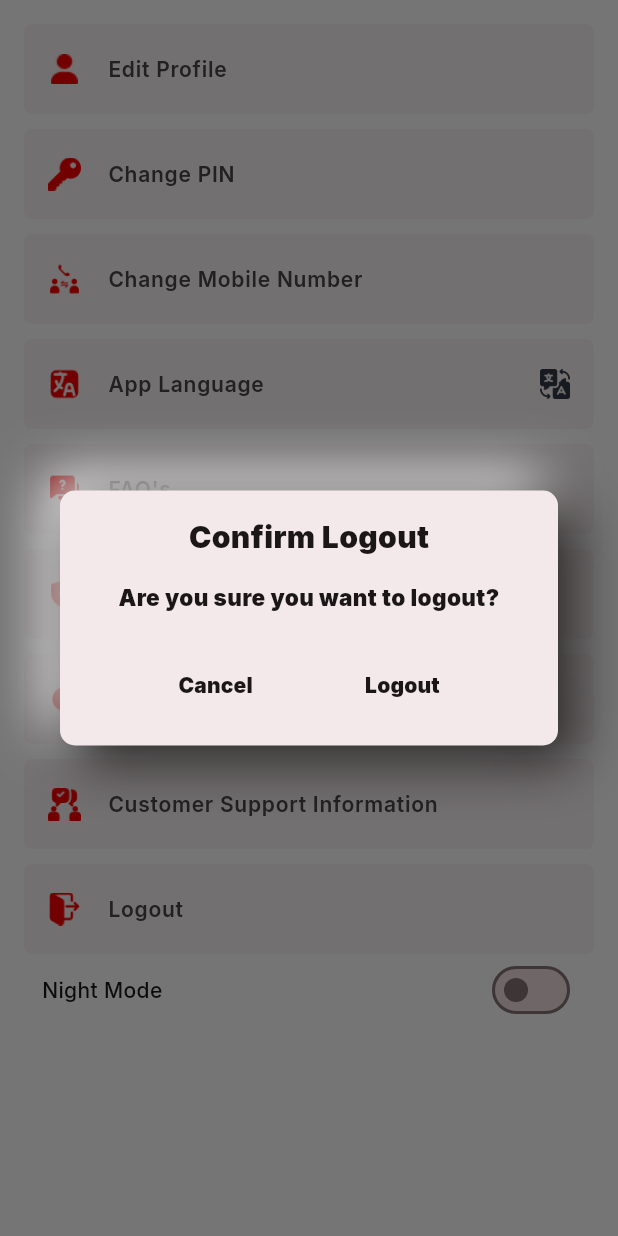
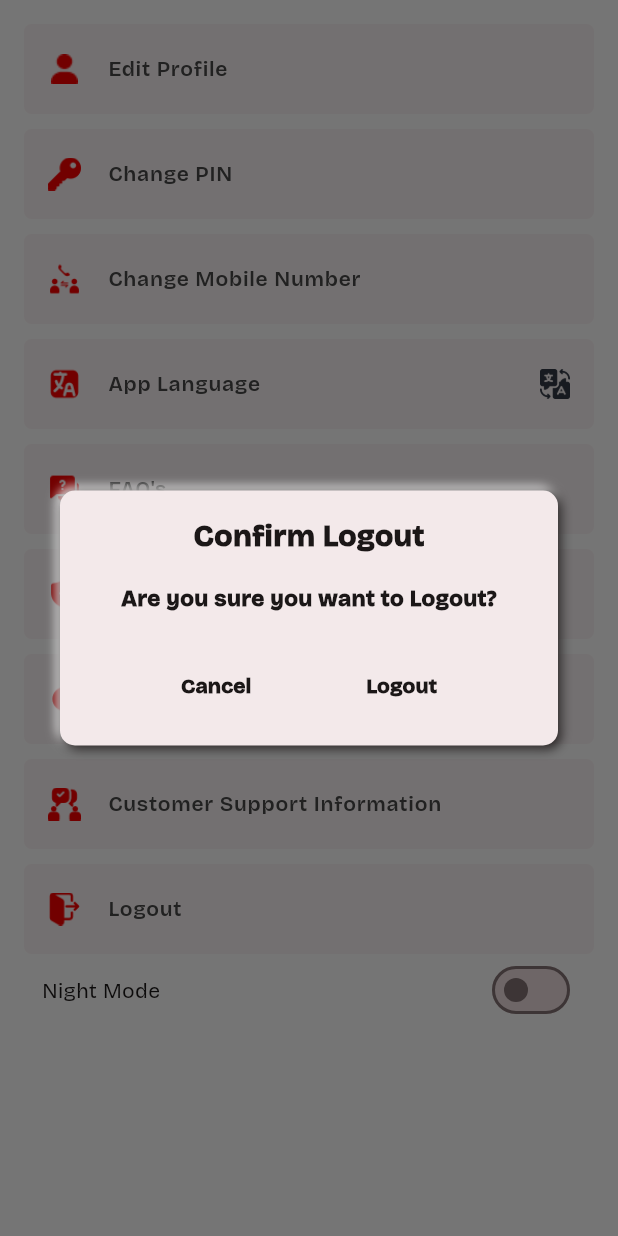
Before and after one commit to kammosanjay/givt_driver, a Flutter app: the AppSettingsPage screen opened by its route, after a tap on "Logout", on a phone screen of 412 x 824 dp. Run offline on Flutter 3.47's test engine with Material 3 defaults, Android fonts, the phone set to English and light mode, and no system bars; our stand-ins replace cached_network_image, dio, dropdown_button2, firebase_auth, firebase_core, firebase_messaging and 11 more; missing offline and left inert: flutter_toastr, mobile_scanner; accounts and stored records are empty; statements that could not run were skipped; project files that could hold a hidden picture were left out.

```diff
--- a/lib/Views/home/AppSetting/app_setting_screen.dart
+++ b/lib/Views/home/AppSetting/app_setting_screen.dart
@@ -275,10 +275,11 @@ class _AppSettingsPageState extends State<AppSettingsPage> {
                   children: [
                     Text(
                       'Night Mode',
-                      style: GoogleFonts.inter(
+                      style: TextStyle(
+                        fontFamily: 'san-serif',
                         fontSize: 14,
                         fontWeight: FontWeight.w500,
-                        color: Theme.of(context).brightness == Brightness.dark
+                        color: isDarkEnabled
                             ? Colors.white
                             : MyColors.textColor,
                       ),
@@ -306,15 +307,6 @@ class _AppSettingsPageState extends State<AppSettingsPage> {
   }
 }
 
-Future showbutton(BuildContext context) {
-  return showModalBottomSheet(
-    context: context,
-    builder: (context) {
-      return Container(height: 300, color: Colors.amber);
-    },
-  );
-}
-
 logout(BuildContext context) {
   showDialog(
     context: context,
@@ -324,21 +316,21 @@ logout(BuildContext context) {
         decoration: BoxDecoration(
           borderRadius: BorderRadius.circular(10),
           color: Theme.of(context).brightness == Brightness.dark
-              ? Colors.red
+              ? MyColors.primaryColor
               : MyColors.secondaryColor,
           boxShadow: [
             BoxShadow(
               color: MyColors.backgroundColor,
               // color: Colors. grey,
-              offset: Offset(-10, -10),
-              blurRadius: 30,
+              offset: Offset(-2, -2),
+              blurRadius: 5,
 
               // inset: false,
             ),
             BoxShadow(
               color: MyColors.textColor,
-              offset: Offset(10, 10),
-              blurRadius: 30,
+              offset: Offset(2, 2),
+              blurRadius: 5,
 
               // inset: true,
             ),
@@ -351,7 +343,8 @@ logout(BuildContext context) {
             children: [
               Text(
                 "Confirm Logout",
-                style: GoogleFonts.inter(
+                style: TextStyle(
+                  fontFamily: 'san-serif',
                   fontSize: 20,
                   fontWeight: FontWeight.w900,
                   color: Theme.of(context).brightness == Brightness.dark
@@ -361,8 +354,9 @@ logout(BuildContext context) {
               ),
               const SizedBox(height: 16),
               Text(
-                "Are you sure you want to logout?",
-                style: GoogleFonts.inter(
+                "Are you sure you want to Logout?",
+                style: TextStyle(
+                  fontFamily: 'san-serif',
                   fontSize: 15,
                   fontWeight: FontWeight.w900,
                   color: Theme.of(context).brightness == Brightness.dark
@@ -379,7 +373,8 @@ logout(BuildContext context) {
                     onPressed: () => Navigator.pop(context),
                     child: Text(
                       "Cancel",
-                      style: GoogleFonts.inter(
+                      style: TextStyle(
+                        fontFamily: 'san-serif',
                         fontSize: 14,
                         fontWeight: FontWeight.w900,
                         color: Theme.of(context).brightness == Brightness.dark
@@ -395,7 +390,8 @@ logout(BuildContext context) {
                     },
                     child: Text(
                       "Logout",
-                      style: GoogleFonts.inter(
+                      style: TextStyle(
+                        fontFamily: 'san-serif',
                         fontSize: 14,
                         fontWeight: FontWeight.w900,
                         color: Theme.of(context).brightness == Brightness.dark
@@ -436,7 +432,8 @@ class SettingsTile extends StatelessWidget {
       leading: img,
       title: Text(
         title,
-        style: GoogleFonts.inter(
+        style: TextStyle(
+          fontFamily: 'san-serif',
           fontSize: 14,
           fontWeight: FontWeight.w600,
           color: Theme.brightnessOf(context) == Brightness.dark
```
Also changed, not shown: lib/Utils/constant_widget.dart (+20 -11 lines), lib/Views/Authentications/loginpage/login_provider.dart (+15 -3 lines), lib/Views/Authentications/loginpage/pinScreen.dart (+15 -8 lines).
